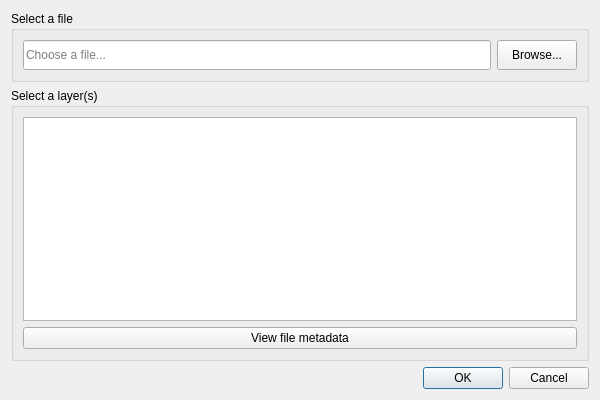
Qt form LDMP/gui/DlgLoadDataTE.ui (ConservationInternational/trends.earth) before a commit.
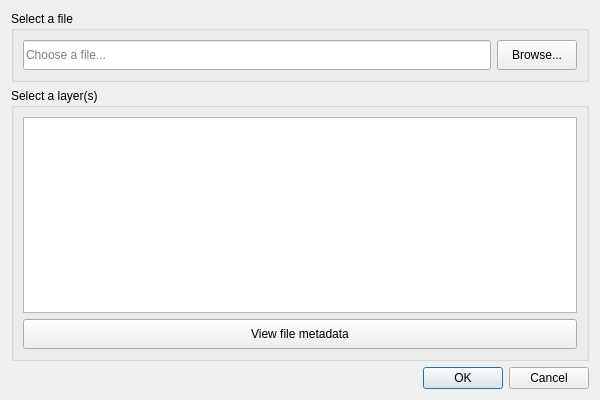
The same form after that commit.

Commit message: Nearing completion of load data dialogs.

Diff of the .ui file:
```diff
--- a/LDMP/gui/DlgLoadDataTE.ui
+++ b/LDMP/gui/DlgLoadDataTE.ui
@@ -45,6 +45,12 @@
       </item>
       <item>
        <widget class="QPushButton" name="btn_view_metadata">
+        <property name="minimumSize">
+         <size>
+          <width>0</width>
+          <height>30</height>
+         </size>
+        </property>
         <property name="text">
          <string>View file metadata</string>
         </property>
```
The commit also changes 5 other files.
